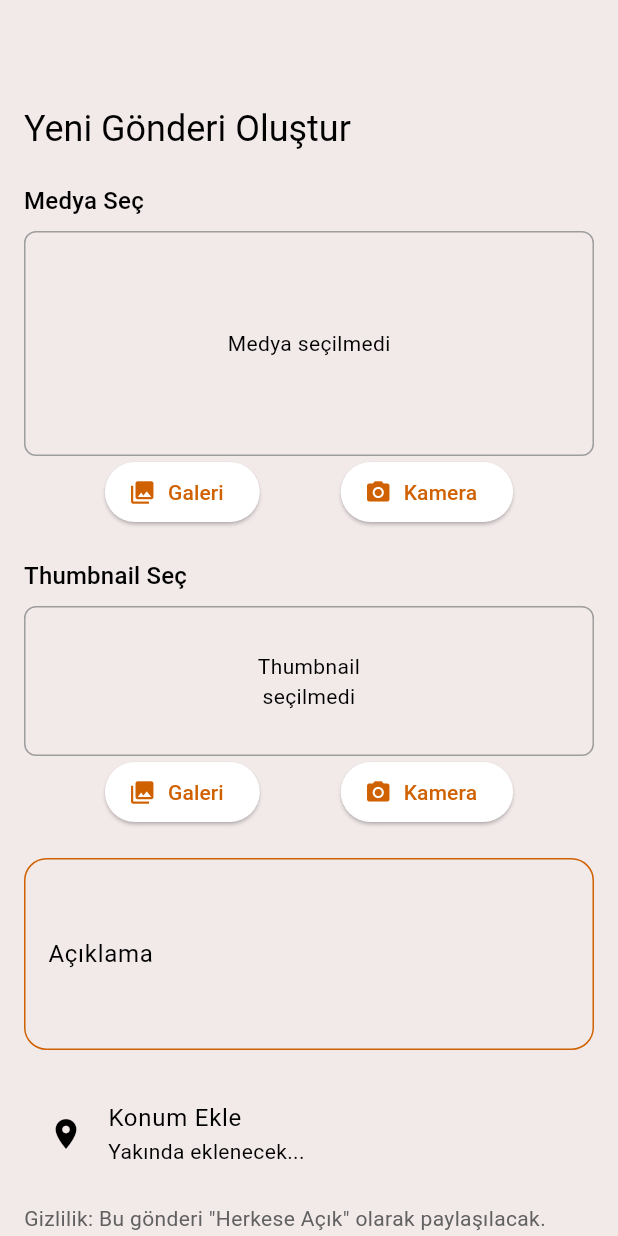
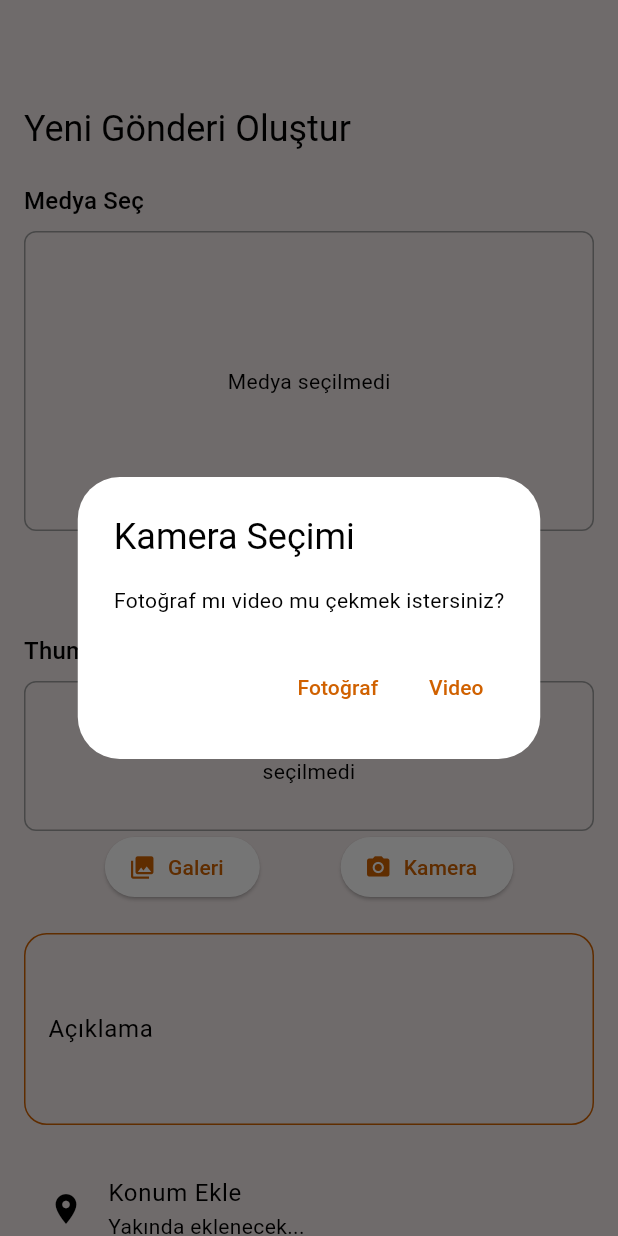
Before and after one commit to mahiryapar/loczy, a Flutter app: the UploadPage widget shown alone on an empty page, opened directly, after a tap on "Kamera", on a phone screen of 412 x 824 dp. Run offline on Flutter 3.47's test engine with Material 3 defaults, Android fonts, the light colour scheme and no system bars; our stand-ins replace image_picker, marquee, shared_preferences, timeago, video_player; accounts and stored records are empty; network calls fail; statements that could not run were skipped.

Commit message:
Video uploadı eklendi.

```diff
--- a/lib/pages/upload.dart
+++ b/lib/pages/upload.dart
@@ -39,8 +39,31 @@ class _UploadPageState extends State<UploadPage> {
 
   Future<void> _pickMedia(ImageSource source) async {
     try {
-      // For now, only picking images. Video picking can be added later.
-      final XFile? pickedFile = await _picker.pickImage(source: source);
+      XFile? pickedFile;
+      if (source == ImageSource.camera) {
+        final choice = await showDialog<String>(
+          context: context,
+          builder: (context) => AlertDialog(
+            title: Text('Kamera Seçimi'),
+            content: Text('Fotoğraf mı video mu çekmek istersiniz?'),
+            actions: [
+              TextButton(onPressed: () => Navigator.pop(context, 'photo'), child: Text('Fotoğraf')),
+              TextButton(onPressed: () => Navigator.pop(context, 'video'), child: Text('Video')),
+            ],
+          ),
+        );
+
+        if (choice == 'photo') {
+          pickedFile = await _picker.pickImage(source: source);
+        } else if (choice == 'video') {
+          pickedFile = await _picker.pickVideo(source: source);
+        } else {
+          return; // User cancelled
+        }
+      } else {
+        pickedFile = await _picker.pickMedia();
+      }
+
       if (pickedFile != null) {
         setState(() {
           _mediaFile = pickedFile;
@@ -70,13 +93,11 @@ class _UploadPageState extends State<UploadPage> {
     }
   }
 
-  // Reusable file upload function
   Future<String?> _uploadFile(XFile file, String type) async {
     try {
       final apiUrl = await ConfigLoader.apiUrl;
       final bearerToken = await ConfigLoader.bearerToken;
       final uploadUri = Uri.parse('$apiUrl/upload.php');
-      // Add parameters specific to post uploads if needed by upload.php
       final uploadUriWithParams = uploadUri.replace(queryParameters: {
         'user_name': _userNickname,
       });
@@ -107,7 +128,6 @@ class _UploadPageState extends State<UploadPage> {
     }
   }
 
-
   Future<void> _submitPost() async {
     if (_mediaFile == null) {
       setState(() => _errorMessage = 'Lütfen bir medya dosyası seçin.');
@@ -126,7 +146,6 @@ class _UploadPageState extends State<UploadPage> {
       return;
     }
 
-
     setState(() {
       _isUploading = true;
       _errorMessage = '';
@@ -134,29 +153,30 @@ class _UploadPageState extends State<UploadPage> {
 
     String? mediaUrl;
     String? thumbnailUrl;
+    String mediaType = 'image'; // Default to image
+
+    if (_mediaFile != null) {
+      final lowerCasePath = _mediaFile!.path.toLowerCase();
+      if (lowerCasePath.endsWith('.mp4') || lowerCasePath.endsWith('.mov') || lowerCasePath.endsWith('.avi') || lowerCasePath.endsWith('.wmv')) {
+        mediaType = 'video';
+      }
+    }
 
     try {
-      // 1. Upload Thumbnail
       thumbnailUrl = await _uploadFile(_thumbnailFile!, 'post_thumbnail');
       if (thumbnailUrl == null) {
-         // Error message already set in _uploadFile
         setState(() => _isUploading = false);
         return;
       }
 
-      // 2. Upload Media
       mediaUrl = await _uploadFile(_mediaFile!, 'post_media');
       if (mediaUrl == null) {
-         // Error message already set in _uploadFile
         setState(() => _isUploading = false);
-         // Consider deleting the already uploaded thumbnail if media upload fails
         return;
       }
 
-
-      // 3. Send Post Data to posts.php
       final apiUrl = await ConfigLoader.apiUrl;
-      final postsUri = Uri.parse('$apiUrl/routers/posts.php'); // Adjust endpoint if needed
+      final postsUri = Uri.parse('$apiUrl/routers/posts.php');
       final bearerToken = await ConfigLoader.bearerToken;
 
       final response = await http.post(
@@ -171,19 +191,17 @@ class _UploadPageState extends State<UploadPage> {
           'video_foto_url': mediaUrl,
           'thumbnail_url': thumbnailUrl,
           'gizlilik_turu': _privacy,
-          'konum': 'Konum Bilgisi Eklenecek', // Placeholder for location
-          // Add any other required fields for posts.php
+          'konum': 'Konum Bilgisi Eklenecek',
+          'media_type': mediaType,
         }),
       );
 
-      if (response.statusCode == 200 || response.statusCode == 201) { // Check for success codes
+      if (response.statusCode == 200 || response.statusCode == 201) {
         final responseData = json.decode(response.body);
-        if (responseData['status'] == 'success' || responseData['status'] == 'created') { // Adjust based on API response
-          // Success
+        if (responseData['status'] == 'success' || responseData['status'] == 'created') {
           ScaffoldMessenger.of(context).showSnackBar(
             SnackBar(content: Text('Gönderi başarıyla paylaşıldı!')),
           );
-          // Reset form
           setState(() {
             _mediaFile = null;
             _thumbnailFile = null;
@@ -214,29 +232,53 @@ class _UploadPageState extends State<UploadPage> {
     super.dispose();
   }
 
+  bool _isMediaVideo(XFile? file) {
+    if (file == null) return false;
+    final lowerCasePath = file.path.toLowerCase();
+    return lowerCasePath.endsWith('.mp4') || lowerCasePath.endsWith('.mov') || lowerCasePath.endsWith('.avi') || lowerCasePath.endsWith('.wmv');
+  }
+
   @override
   Widget build(BuildContext context) {
-    // Since this is part of AnaSayfa, we don't use a Scaffold here.
-    // Use padding to avoid overlap with the custom AppBar in AnaSayfa.
     return SingleChildScrollView(
-      padding: EdgeInsets.only(top: 70.0, left: 16.0, right: 16.0, bottom: 16.0), // Adjust top padding as needed
+      padding: EdgeInsets.only(top: 70.0, left: 16.0, right: 16.0, bottom: 16.0),
       child: Column(
         crossAxisAlignment: CrossAxisAlignment.stretch,
         children: [
           Text('Yeni Gönderi Oluştur', style: Theme.of(context).textTheme.headlineSmall),
           SizedBox(height: 20),
 
-          // Media Selection
           Text('Medya Seç', style: Theme.of(context).textTheme.titleMedium),
           SizedBox(height: 8),
           Container(
-            height: 150,
+            height: 200,
+            width: double.infinity,
             decoration: BoxDecoration(
               border: Border.all(color: Colors.grey),
               borderRadius: BorderRadius.circular(8),
             ),
             child: _mediaFile == null
                 ? Center(child: Text('Medya seçilmedi'))
+                : _isMediaVideo(_mediaFile)
+                    ? Center( // Display icon and filename for video
+                        child: Column(
+                          mainAxisAlignment: MainAxisAlignment.center,
+                          children: [
+                            Icon(Icons.videocam, size: 50, color: Colors.grey[700]),
+                            SizedBox(height: 8),
+                            Padding(
+                              padding: const EdgeInsets.symmetric(horizontal: 8.0),
+                              child: Text(
+                                'Video Yüklendi: ${_mediaFile!.name}', // Show filename
+                                style: TextStyle(color: Colors.grey[700]),
+                                textAlign: TextAlign.center,
+                                overflow: TextOverflow.ellipsis, // Handle long filenames
+                                maxLines: 2,
+                              ),
+                            ),
+                          ],
+                        ),
+                      )
                     : Image.file(File(_mediaFile!.path), fit: BoxFit.cover),
           ),
           Row(
@@ -256,8 +298,7 @@ class _UploadPageState extends State<UploadPage> {
           ),
           SizedBox(height: 20),
 
-          // Thumbnail Selection
-          Text('Thumbnail Seç', style: Theme.of(context).textTheme.titleMedium),
+          Text('Thumbnail Seç (Fotoğraf)', style: Theme.of(context).textTheme.titleMedium),
           SizedBox(height: 8),
           Container(
             height: 100,
@@ -287,7 +328,6 @@ class _UploadPageState extends State<UploadPage> {
           ),
           SizedBox(height: 20),
 
-          // Description
           TextField(
             controller: _descriptionController,
             decoration: InputDecoration(
@@ -298,13 +338,11 @@ class _UploadPageState extends State<UploadPage> {
           ),
           SizedBox(height: 20),
 
-          // Location (Placeholder)
           ListTile(
             leading: Icon(Icons.location_on),
             title: Text('Konum Ekle'),
             subtitle: Text('Yakında eklenecek...'),
             onTap: () {
-              // TODO: Implement Google Maps location picker
               ScaffoldMessenger.of(context).showSnackBar(
                 SnackBar(content: Text('Konum özelliği yakında eklenecektir.')),
               );
@@ -312,11 +350,9 @@ class _UploadPageState extends State<UploadPage> {
           ),
           SizedBox(height: 10),
 
-          // Privacy Info
           Text('Gizlilik: Bu gönderi "${_privacy == 'private' ? 'Gizli' : 'Herkese Açık'}" olarak paylaşılacak.', style: TextStyle(color: Colors.grey[700])),
           SizedBox(height: 20),
 
-          // Error Message
           if (_errorMessage.isNotEmpty)
             Padding(
               padding: const EdgeInsets.only(bottom: 15.0),
@@ -327,7 +363,6 @@ class _UploadPageState extends State<UploadPage> {
               ),
             ),
 
-          // Upload Button
           ElevatedButton(
             onPressed: _isUploading ? null : _submitPost,
             style: ElevatedButton.styleFrom(
@@ -346,7 +381,7 @@ class _UploadPageState extends State<UploadPage> {
                   )
                 : Text('Paylaş'),
           ),
-          SizedBox(height: 50), // Add some bottom padding
+          SizedBox(height: 50),
         ],
       ),
     );
```
Also changed, not shown: lib/pages/post_goster.dart (+30 -14 lines), 8 other files. Lines whose indentation alone changed are shown as unchanged.
